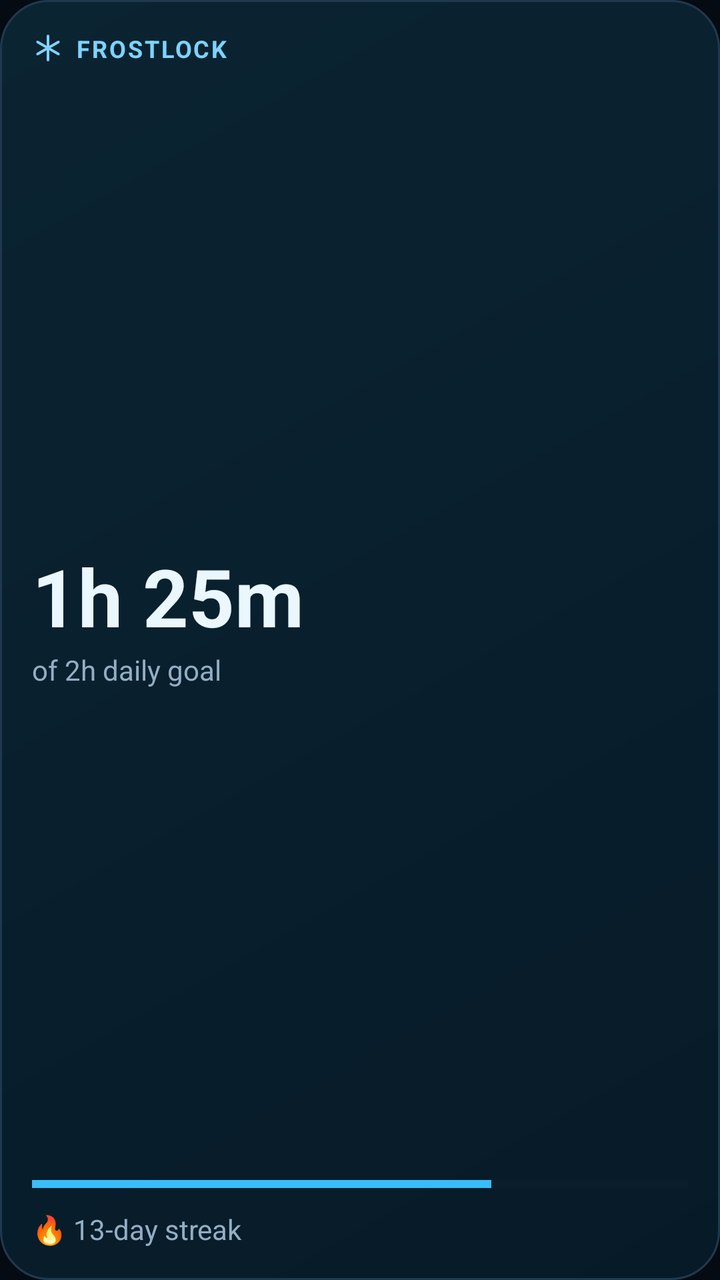
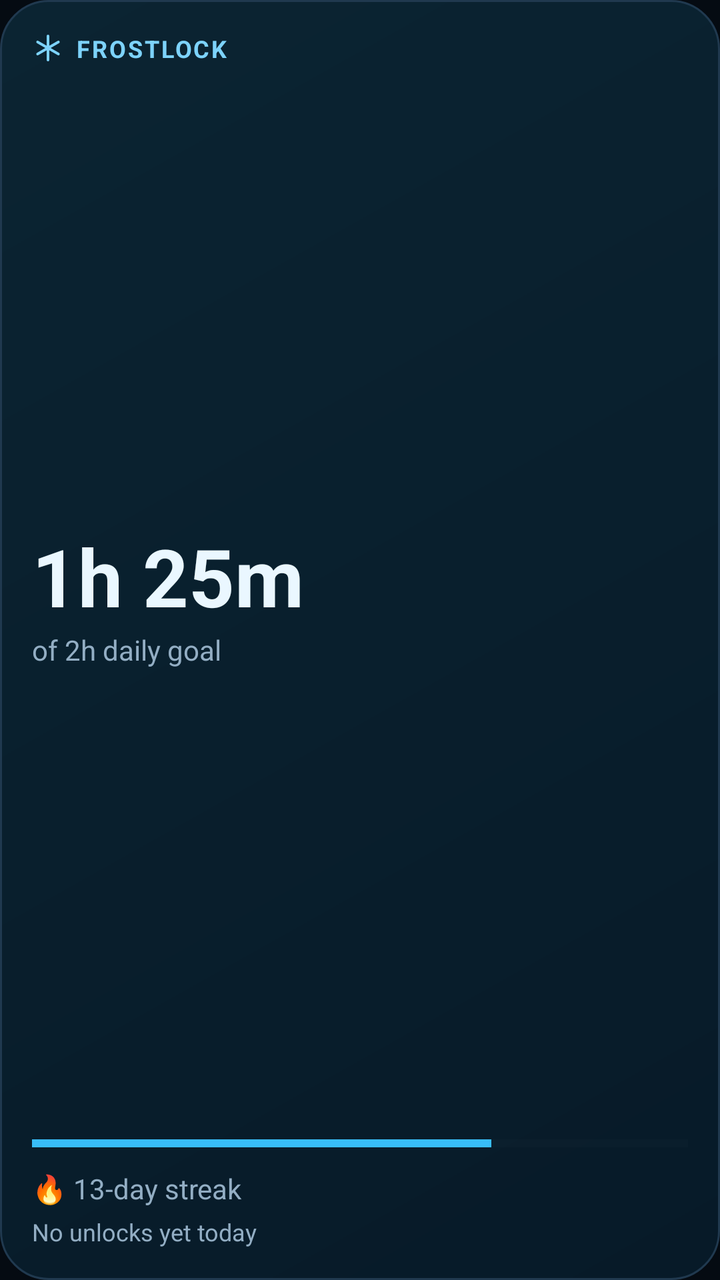

Screens rendered from an Android XML layout before and after an edit, with the pre-edit source and the edit as a unified diff.
<!-- AndroidManifest.xml: application theme Theme.FrostLock -->
<!-- res/layout/widget_focus.xml -->
<?xml version="1.0" encoding="utf-8"?>
<LinearLayout xmlns:android="http://schemas.android.com/apk/res/android"
    android:id="@+id/widget_root"
    android:layout_width="match_parent"
    android:layout_height="match_parent"
    android:background="@drawable/widget_background"
    android:orientation="vertical"
    android:padding="16dp">

    <TextView
        android:layout_width="wrap_content"
        android:layout_height="wrap_content"
        android:drawableStart="@drawable/ic_frost_snowflake"
        android:drawablePadding="6dp"
        android:gravity="center_vertical"
        android:letterSpacing="0.08"
        android:text="@string/widget_title"
        android:textColor="@color/widget_accent"
        android:textSize="12sp"
        android:textStyle="bold" />

    <LinearLayout
        android:layout_width="match_parent"
        android:layout_height="0dp"
        android:layout_weight="1"
        android:gravity="center_vertical"
        android:orientation="vertical">

        <TextView
            android:id="@+id/widget_time"
            android:layout_width="wrap_content"
            android:layout_height="wrap_content"
            android:includeFontPadding="false"
            android:text="1h 25m"
            android:textColor="@color/widget_text_primary"
            android:textSize="40sp"
            android:textStyle="bold" />

        <TextView
            android:id="@+id/widget_goal"
            android:layout_width="wrap_content"
            android:layout_height="wrap_content"
            android:layout_marginTop="2dp"
            android:text="@string/widget_goal_placeholder"
            android:textColor="@color/widget_text_secondary"
            android:textSize="14sp" />
    </LinearLayout>

    <ProgressBar
        android:id="@+id/widget_progress"
        style="?android:attr/progressBarStyleHorizontal"
        android:layout_width="match_parent"
        android:layout_height="6dp"
        android:max="100"
        android:progress="70"
        android:progressBackgroundTint="@color/widget_progress_track"
        android:progressTint="@color/widget_progress" />

    <TextView
        android:id="@+id/widget_streak"
        android:layout_width="wrap_content"
        android:layout_height="wrap_content"
        android:layout_marginTop="10dp"
        android:text="@string/widget_streak_placeholder"
        android:textColor="@color/widget_text_secondary"
        android:textSize="14sp" />

</LinearLayout>
<!-- resources referenced by this layout -->
<resources>
  <color name="widget_accent">#FF7DD3FC</color>
  <color name="widget_progress">#FF38BDF8</color>
  <color name="widget_progress_track">#FF152838</color>
  <color name="widget_text_primary">#FFEAF7FF</color>
  <color name="widget_text_secondary">#FF93AEC4</color>
  <!-- drawable ic_frost_snowflake (drawable) -->
  <?xml version="1.0" encoding="utf-8"?>
  <vector xmlns:android="http://schemas.android.com/apk/res/android"
      android:width="16dp"
      android:height="16dp"
      android:viewportWidth="24"
      android:viewportHeight="24">
      <path
          android:pathData="M12,3 L12,21"
          android:strokeColor="#FF7DD3FC"
          android:strokeLineCap="round"
          android:strokeWidth="2" />
      <path
          android:pathData="M4.2,7.5 L19.8,16.5"
          android:strokeColor="#FF7DD3FC"
          android:strokeLineCap="round"
          android:strokeWidth="2" />
      <path
          android:pathData="M4.2,16.5 L19.8,7.5"
          android:strokeColor="#FF7DD3FC"
          android:strokeLineCap="round"
          android:strokeWidth="2" />
  </vector>
  <!-- drawable widget_background (drawable) -->
  <?xml version="1.0" encoding="utf-8"?>
  <shape xmlns:android="http://schemas.android.com/apk/res/android"
      android:shape="rectangle">
      <gradient
          android:angle="315"
          android:endColor="@color/widget_bg_end"
          android:startColor="@color/widget_bg_start" />
      <corners android:radius="24dp" />
      <stroke
          android:width="1dp"
          android:color="@color/widget_stroke" />
  </shape>
  <string name="widget_goal_placeholder">of 2h daily goal</string>
  <string name="widget_streak_placeholder">\uD83D\uDD25 13-day streak</string>
  <string name="widget_title">FROSTLOCK</string>
  <style name="Theme.FrostLock" parent="android:Theme.Material.Light.NoActionBar">
          <item name="android:windowBackground">@color/background_dark</item>
          <item name="android:statusBarColor">@android:color/transparent</item>
          <item name="android:navigationBarColor">@android:color/transparent</item>
      </style>
  <color name="widget_bg_end">#FF071A28</color>
  <color name="widget_bg_start">#FF0B2432</color>
  <color name="widget_stroke">#FF20394F</color>
  <color name="background_dark">#FF050B12</color>
</resources>

<!-- the commit's change to res/layout/widget_focus.xml (unified diff, before → after) -->
@@ -65,4 +65,13 @@
         android:textColor="@color/widget_text_secondary"
         android:textSize="14sp" />
 
+    <TextView
+        android:id="@+id/widget_unlocks"
+        android:layout_width="wrap_content"
+        android:layout_height="wrap_content"
+        android:layout_marginTop="4dp"
+        android:text="No unlocks yet today"
+        android:textColor="@color/widget_text_secondary"
+        android:textSize="12sp" />
+
 </LinearLayout>
